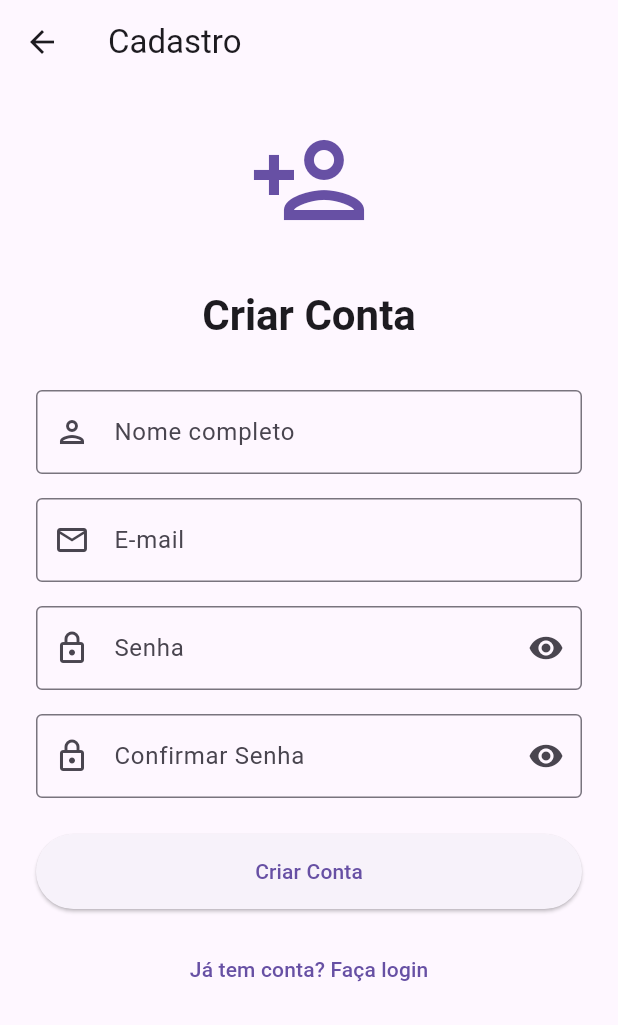
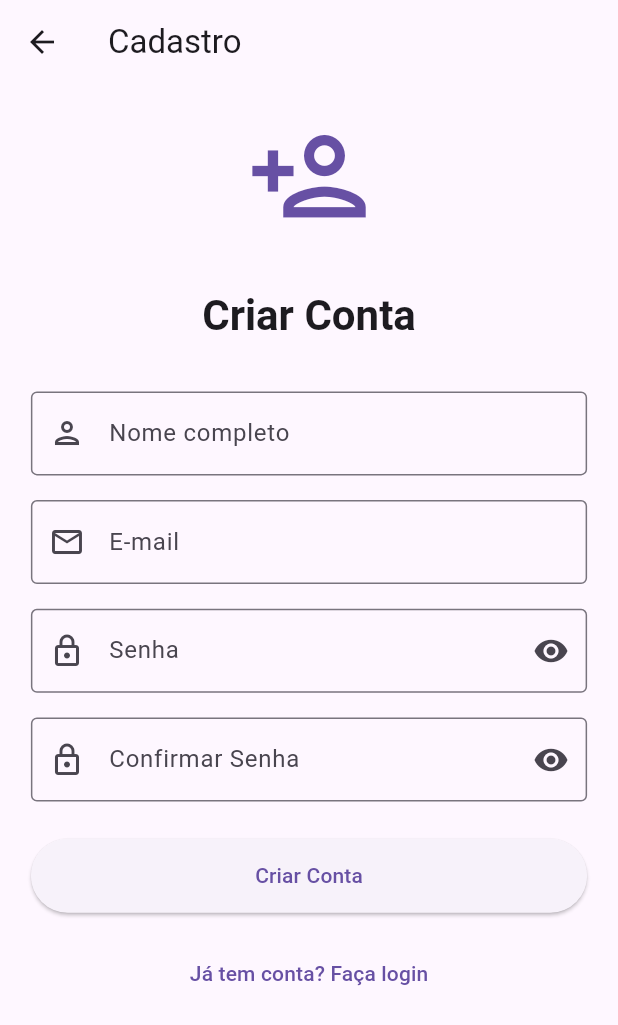
Before and after one commit to LeandroSimo/app-auth-firebase, a Flutter app: the screen it shows after launch, after a tap on "Não tem conta? Cadastre-se", on a phone screen of 412 x 824 dp. Shown: the top 1025 px of the screen. Run offline on Flutter 3.47's test engine with Material 3 defaults, Android fonts, the phone set to English and light mode, and no system bars; our stand-ins replace equatable, firebase_auth, firebase_core, firebase_storage, flutter_bloc, image_picker; accounts and stored records are empty.

Commit message:
feat: [refactor UI components in login, registration, home, and post screens for responsive design]

```diff
--- a/lib/src/features/auth/presentation/screens/login_screen.dart
+++ b/lib/src/features/auth/presentation/screens/login_screen.dart
@@ -1,3 +1,4 @@
+import 'package:app_test/src/core/utils/extensions.dart';
 import 'package:flutter/material.dart';
 import 'package:flutter_bloc/flutter_bloc.dart';
 import '../../../home/presentation/screens/home_screen.dart';
@@ -57,7 +58,7 @@ class _LoginScreenState extends State<LoginScreen> with ValidationMixin {
           },
           builder: (context, state) {
             return Padding(
-              padding: const EdgeInsets.all(24.0),
+              padding: EdgeInsets.all(context.mediaQuery.width * 0.06),
               child: Form(
                 key: _formKey,
                 child: Column(
@@ -65,16 +66,16 @@ class _LoginScreenState extends State<LoginScreen> with ValidationMixin {
                   children: [
                     Icon(
                       Icons.lock_outline,
-                      size: 80,
+                      size: context.mediaQuery.width * 0.2,
                       color: Theme.of(context).primaryColor,
                     ),
-                    const SizedBox(height: 32),
+                    SizedBox(height: context.mediaQuery.height * 0.04),
                     Text(
                       'Login',
                       style: Theme.of(context).textTheme.headlineMedium
                           ?.copyWith(fontWeight: FontWeight.bold),
                     ),
-                    const SizedBox(height: 32),
+                    SizedBox(height: context.mediaQuery.height * 0.04),
                     TextFormField(
                       controller: _emailController,
                       keyboardType: TextInputType.emailAddress,
@@ -85,7 +86,7 @@ class _LoginScreenState extends State<LoginScreen> with ValidationMixin {
                       ),
                       validator: validateEmail,
                     ),
-                    const SizedBox(height: 16),
+                    SizedBox(height: context.mediaQuery.height * 0.02),
                     TextFormField(
                       controller: _passwordController,
                       obscureText: _obscurePassword,
@@ -108,17 +109,17 @@ class _LoginScreenState extends State<LoginScreen> with ValidationMixin {
                       ),
                       validator: validatePassword,
                     ),
-                    const SizedBox(height: 24),
+                    SizedBox(height: context.mediaQuery.height * 0.03),
                     SizedBox(
                       width: double.infinity,
-                      height: 50,
+                      height: context.mediaQuery.height * 0.06,
                       child: ElevatedButton(
                         onPressed: state is AuthLoading ? null : _login,
                         child: state is AuthLoading
-                            ? const SizedBox(
-                                height: 20,
-                                width: 20,
-                                child: CircularProgressIndicator(
+                            ? SizedBox(
+                                height: context.mediaQuery.height * 0.025,
+                                width: context.mediaQuery.height * 0.025,
+                                child: const CircularProgressIndicator(
                                   strokeWidth: 2,
                                   valueColor: AlwaysStoppedAnimation<Color>(
                                     Colors.white,
@@ -128,7 +129,7 @@ class _LoginScreenState extends State<LoginScreen> with ValidationMixin {
                             : const Text('Entrar'),
                       ),
                     ),
-                    const SizedBox(height: 16),
+                    SizedBox(height: context.mediaQuery.height * 0.02),
                     TextButton(
                       onPressed: state is AuthLoading
                           ? null
--- a/lib/src/features/auth/presentation/screens/register_screen.dart
+++ b/lib/src/features/auth/presentation/screens/register_screen.dart
@@ -1,3 +1,4 @@
+import 'package:app_test/src/core/utils/extensions.dart';
 import 'package:flutter/material.dart';
 import 'package:flutter_bloc/flutter_bloc.dart';
 import '../bloc/auth_cubit.dart';
@@ -63,7 +64,7 @@ class _RegisterScreenState extends State<RegisterScreen> with ValidationMixin {
           builder: (context, state) {
             return SingleChildScrollView(
               child: Padding(
-                padding: const EdgeInsets.all(24.0),
+                padding: EdgeInsets.all(context.mediaQuery.width * 0.05),
                 child: Form(
                   key: _formKey,
                   child: Column(
@@ -71,16 +72,16 @@ class _RegisterScreenState extends State<RegisterScreen> with ValidationMixin {
                     children: [
                       Icon(
                         Icons.person_add_outlined,
-                        size: 80,
+                        size: context.mediaQuery.width * 0.2,
                         color: Theme.of(context).primaryColor,
                       ),
-                      const SizedBox(height: 32),
+                      SizedBox(height: context.mediaQuery.height * 0.04),
                       Text(
                         'Criar Conta',
                         style: Theme.of(context).textTheme.headlineMedium
                             ?.copyWith(fontWeight: FontWeight.bold),
                       ),
-                      const SizedBox(height: 32),
+                      SizedBox(height: context.mediaQuery.height * 0.04),
                       TextFormField(
                         controller: _nameController,
                         textCapitalization: TextCapitalization.words,
@@ -91,7 +92,7 @@ class _RegisterScreenState extends State<RegisterScreen> with ValidationMixin {
                         ),
                         validator: validateName,
                       ),
-                      const SizedBox(height: 16),
+                      SizedBox(height: context.mediaQuery.height * 0.02),
                       TextFormField(
                         controller: _emailController,
                         keyboardType: TextInputType.emailAddress,
@@ -102,7 +103,7 @@ class _RegisterScreenState extends State<RegisterScreen> with ValidationMixin {
                         ),
                         validator: validateEmail,
                       ),
-                      const SizedBox(height: 16),
+                      SizedBox(height: context.mediaQuery.height * 0.02),
                       TextFormField(
                         controller: _passwordController,
                         obscureText: _obscurePassword,
@@ -125,7 +126,7 @@ class _RegisterScreenState extends State<RegisterScreen> with ValidationMixin {
                         ),
                         validator: validatePassword,
                       ),
-                      const SizedBox(height: 16),
+                      SizedBox(height: context.mediaQuery.height * 0.02),
                       TextFormField(
                         controller: _confirmPasswordController,
                         obscureText: _obscureConfirmPassword,
@@ -152,17 +153,17 @@ class _RegisterScreenState extends State<RegisterScreen> with ValidationMixin {
                           _passwordController.text,
                         ),
                       ),
-                      const SizedBox(height: 24),
+                      SizedBox(height: context.mediaQuery.height * 0.03),
                       SizedBox(
                         width: double.infinity,
-                        height: 50,
+                        height: context.mediaQuery.height * 0.06,
                         child: ElevatedButton(
                           onPressed: state is AuthLoading ? null : _register,
                           child: state is AuthLoading
-                              ? const SizedBox(
-                                  height: 20,
-                                  width: 20,
-                                  child: CircularProgressIndicator(
+                              ? SizedBox(
+                                  height: context.mediaQuery.height * 0.025,
+                                  width: context.mediaQuery.height * 0.025,
+                                  child: const CircularProgressIndicator(
                                     strokeWidth: 2,
                                     valueColor: AlwaysStoppedAnimation<Color>(
                                       Colors.white,
@@ -172,7 +173,7 @@ class _RegisterScreenState extends State<RegisterScreen> with ValidationMixin {
                               : const Text('Criar Conta'),
                         ),
                       ),
-                      const SizedBox(height: 16),
+                      SizedBox(height: context.mediaQuery.height * 0.02),
                       TextButton(
                         onPressed: state is AuthLoading
                             ? null
--- a/lib/src/features/posts/presentation/screens/post_detail_screen.dart
+++ b/lib/src/features/posts/presentation/screens/post_detail_screen.dart
@@ -99,7 +99,7 @@ class PostDetailScreen extends StatelessWidget {
                                 decoration: BoxDecoration(
                                   color: Theme.of(
                                     context,
-                                  ).primaryColor.withOpacity(0.1),
+                                  ).primaryColor.withAlpha((0.1 * 255).round()),
                                   borderRadius: BorderRadius.circular(12),
                                 ),
                                 child: Text(
```
Also changed, not shown: lib/src/features/home/presentation/screens/home_screen.dart (+59 -35 lines), lib/src/features/posts/presentation/widgets/post_item.dart (+12 -8 lines).
